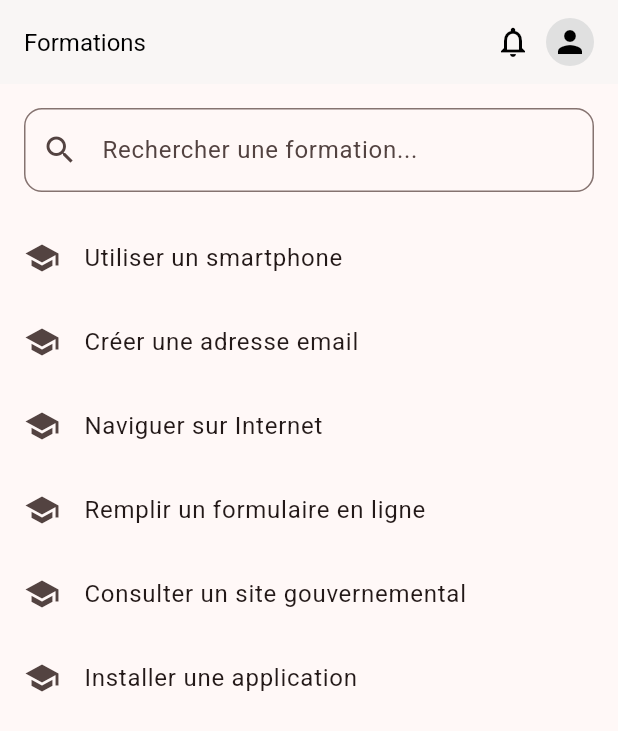
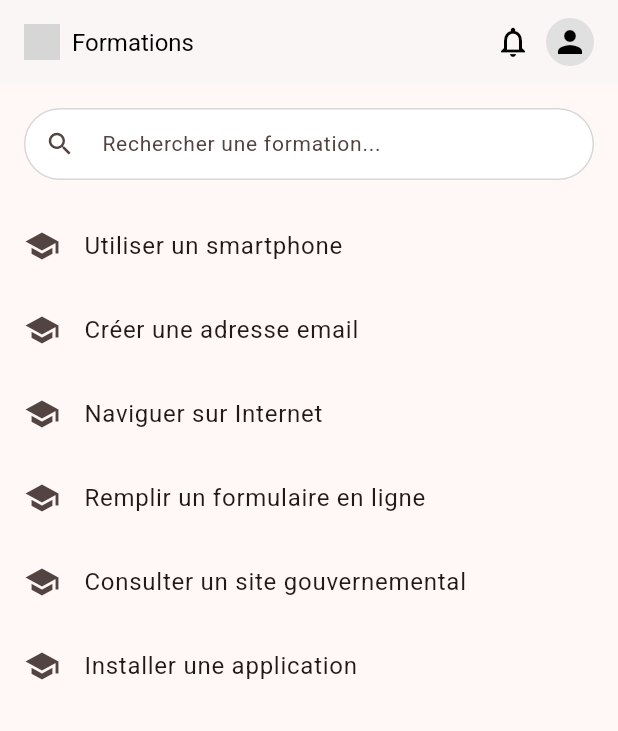
Before and after one commit to IALYFrancisco/NUMEDU, a Flutter app: the DashboardPage screen opened directly, on a phone screen of 412 x 824 dp. Shown: the top 731 px of the screen. Run offline on Flutter 3.47's test engine with Material 3 defaults, Android fonts, the phone set to English and light mode, and no system bars; grey boxes are pictures that could not be loaded.

Commit message:
développement de la page dashboard user

```diff
--- a/lib/screens/dashboard.dart
+++ b/lib/screens/dashboard.dart
@@ -51,7 +51,20 @@ class _DashboardPageState extends State<DashboardPage> {
         title: Row(
           mainAxisAlignment: MainAxisAlignment.spaceBetween,
           children: [
-            Text("Formations", style: TextStyle(fontSize: 16, color: Colors.black)),
+            Row(
+              children: [
+                Image.asset(
+                  'assets/images/logo-de-numedu.png', // Chemin vers ton logo
+                  width: 24,
+                  height: 24,
+                ),
+                SizedBox(width: 8),
+                Text(
+                  "Formations",
+                  style: TextStyle(fontSize: 16, color: Colors.black),
+                ),
+              ],
+            ),
             Row(
               children: [
                 Icon(Icons.notifications_none, color: Colors.black),
@@ -60,11 +73,12 @@ class _DashboardPageState extends State<DashboardPage> {
                   backgroundColor: Colors.grey[300],
                   child: Icon(Icons.person, color: Colors.black),
                   radius: 16,
-                )
+                ),
               ],
-            )
+            ),
           ],
         ),
+
       ),
       body: Column(
         children: [
@@ -73,13 +87,30 @@ class _DashboardPageState extends State<DashboardPage> {
             child: TextField(
               controller: _searchController,
               decoration: InputDecoration(
+                isDense: true,
+                contentPadding: EdgeInsets.symmetric(vertical: 10.0, horizontal: 18.0),
                 hintText: "Rechercher une formation...",
-                prefixIcon: Icon(Icons.search),
-                border: OutlineInputBorder(
-                  borderRadius: BorderRadius.circular(12),
+                prefixIcon: Icon(Icons.search, size: 20),
+                filled: true,
+                fillColor: Colors.white, // Fond blanc pour contraste
+                enabledBorder: OutlineInputBorder(
+                  borderRadius: BorderRadius.circular(50.0),
+                  borderSide: BorderSide(
+                    color: Colors.grey.withOpacity(0.4), // 👈 gris transparent
+                    width: 1,
+                  ),
+                ),
+                focusedBorder: OutlineInputBorder(
+                  borderRadius: BorderRadius.circular(50.0),
+                  borderSide: BorderSide(
+                    color: Color(0xFF23468E), // légèrement plus foncé au focus
+                    width: 1,
+                  ),
                 ),
               ),
+              style: TextStyle(fontSize: 14),
             ),
+
           ),
           Expanded(
             child: ListView.builder(
```
